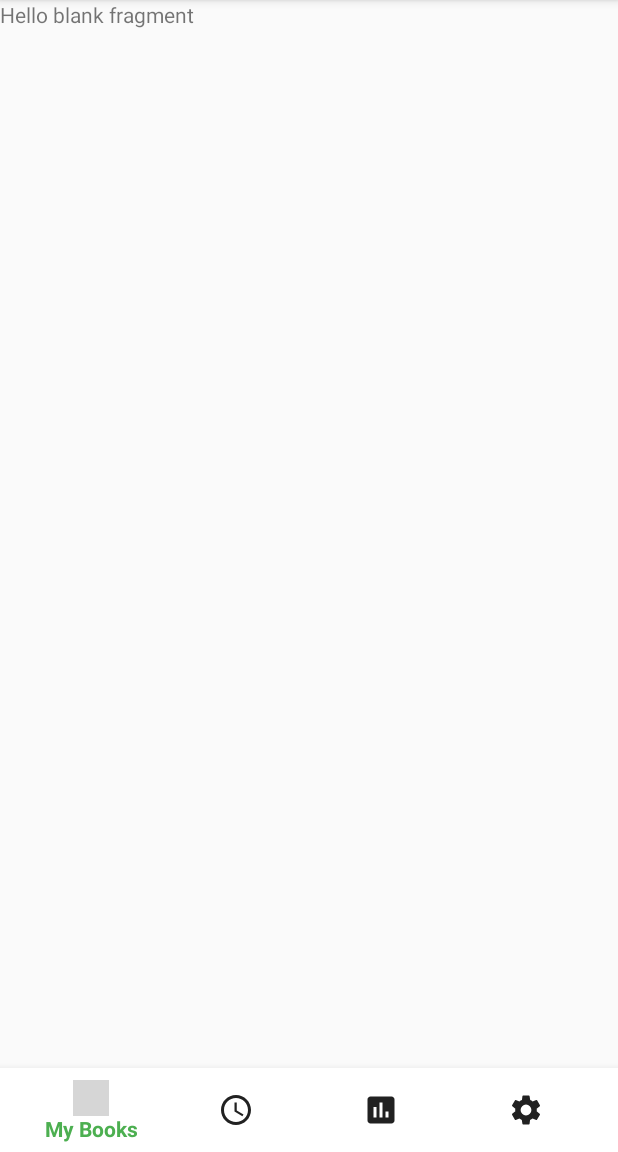
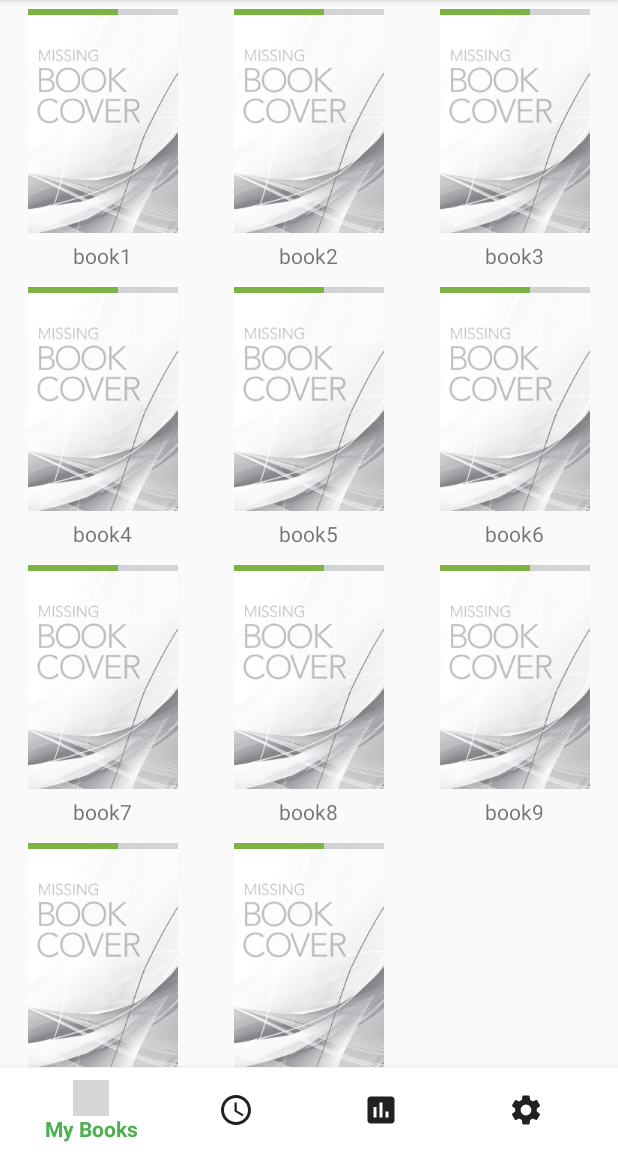
Before and after one commit to thangdepzai/BookM, an Android app: the screen it shows after launch (MainActivity), on a phone screen of 412 x 824 dp, the part 84-1236 px from its top. Run offline under Robolectric (Android 15) with nearby library versions, the phone set to English and light mode, and no system bars; grey boxes are pictures that could not be loaded.

Commit message:
add bookshelf view

```diff
--- a/app/build.gradle
+++ b/app/build.gradle
@@ -30,4 +30,5 @@ dependencies {
     androidTestImplementation 'androidx.test:runner:1.2.0'
     androidTestImplementation 'androidx.test.espresso:espresso-core:3.2.0'
     implementation 'com.android.support:design:28.0.0'
+    implementation 'androidx.recyclerview:recyclerview:1.1.0-beta01'
 }
--- /dev/null
+++ b/app/src/main/java/com/samsung/bookm/Adapter/BookAdapter.java
@@ -0,0 +1,66 @@
+package com.samsung.bookm.Adapter;
+
+import android.content.Context;
+import android.view.LayoutInflater;
+import android.view.View;
+import android.view.ViewGroup;
+import android.widget.ImageView;
+import android.widget.TextView;
+import android.widget.Toast;
+
+import androidx.annotation.NonNull;
+import androidx.recyclerview.widget.RecyclerView;
+
+import com.samsung.bookm.R;
+import com.samsung.bookm.model.Book;
+
+import java.util.ArrayList;
+
+public class BookAdapter extends RecyclerView.Adapter<BookAdapter.BookViewHolder> {
+
+    Context mContext;
+    ArrayList<Book> bookArr;
+
+    public BookAdapter(Context mContext, ArrayList<Book> bookArr) {
+        this.mContext = mContext;
+        this.bookArr = bookArr;
+    }
+
+    @NonNull
+    @Override
+    public BookViewHolder onCreateViewHolder(@NonNull ViewGroup parent, int i) {
+        LayoutInflater inflater = LayoutInflater.from(mContext);
+        View itemView = inflater.inflate(R.layout.book_item, parent, false);
+        return new BookViewHolder(itemView);
+    }
+
+    @NonNull
+
+    @Override
+    public void onBindViewHolder(@NonNull BookViewHolder bookViewHolder, int position) {
+        final Book book = bookArr.get(position);
+        bookViewHolder.imBookCover.setImageResource(R.mipmap.defbookcover);
+        bookViewHolder.tvBookName.setText(book.getName());
+        bookViewHolder.imBookCover.setOnClickListener(new View.OnClickListener() {
+            @Override
+            public void onClick(View view) {
+            }
+        });
+    }
+
+    @Override
+    public int getItemCount() {
+        return bookArr.size();
+    }
+
+    public class BookViewHolder extends RecyclerView.ViewHolder {
+        ImageView imBookCover;
+        TextView tvBookName;
+
+        public BookViewHolder(View itemView) {
+            super(itemView);
+            imBookCover = (ImageView) itemView.findViewById(R.id.book_cover);
+            tvBookName = (TextView) itemView.findViewById(R.id.book_name);
+        }
+    }
+}
--- a/app/src/main/java/com/samsung/bookm/Fragment/BookShelfFragment.java
+++ b/app/src/main/java/com/samsung/bookm/Fragment/BookShelfFragment.java
@@ -3,13 +3,21 @@ package com.samsung.bookm.Fragment;
 
 import android.os.Bundle;
 
+import androidx.annotation.NonNull;
+import androidx.annotation.Nullable;
 import androidx.fragment.app.Fragment;
+import androidx.recyclerview.widget.GridLayoutManager;
+import androidx.recyclerview.widget.RecyclerView;
 
 import android.view.LayoutInflater;
 import android.view.View;
 import android.view.ViewGroup;
 
+import com.samsung.bookm.Adapter.BookAdapter;
 import com.samsung.bookm.R;
+import com.samsung.bookm.model.Book;
+
+import java.util.ArrayList;
 
 /**
  * A simple {@link Fragment} subclass.
@@ -17,10 +25,19 @@ import com.samsung.bookm.R;
 public class BookShelfFragment extends Fragment {
 
 
+    RecyclerView mBookRecycler;
+    ArrayList<Book> listBooks;
+    BookAdapter adapter;
+
     public BookShelfFragment() {
         // Required empty public constructor
     }
 
+    @Override
+    public void onCreate(@Nullable Bundle savedInstanceState) {
+        super.onCreate(savedInstanceState);
+        listBooks = new ArrayList<>();
+    }
 
     @Override
     public View onCreateView(LayoutInflater inflater, ViewGroup container,
@@ -29,4 +46,30 @@ public class BookShelfFragment extends Fragment {
         return inflater.inflate(R.layout.fragment_book_shelf, container, false);
     }
 
+    @Override
+    public void onViewCreated(@NonNull View view, @Nullable Bundle savedInstanceState) {
+        super.onViewCreated(view, savedInstanceState);
+        mBookRecycler = (RecyclerView) view.findViewById(R.id.book_recycler);
+        GridLayoutManager gridLayoutManager = new GridLayoutManager(getContext(), 3);
+        mBookRecycler.setLayoutManager(gridLayoutManager);
+        listBooks = new ArrayList<Book>();
+        getData();
+        adapter = new BookAdapter(getActivity(), listBooks);
+        mBookRecycler.setAdapter(adapter);
+    }
+
+    void getData() {
+        listBooks.add(new Book("book1", "abc0", "abc"));
+        listBooks.add(new Book("book2", "abc0", "abc"));
+        listBooks.add(new Book("book3", "abc0", "abc"));
+        listBooks.add(new Book("book4", "abc0", "abc"));
+        listBooks.add(new Book("book5", "abc0", "abc"));
+        listBooks.add(new Book("book6", "abc0", "abc"));
+        listBooks.add(new Book("book7", "abc0", "abc"));
+        listBooks.add(new Book("book8", "abc0", "abc"));
+        listBooks.add(new Book("book9", "abc0", "abc"));
+        listBooks.add(new Book("book10", "abc0", "abc"));
+        listBooks.add(new Book("book11", "abc0", "abc"));
+    }
+
 }
--- /dev/null
+++ b/app/src/main/java/com/samsung/bookm/model/Book.java
@@ -0,0 +1,37 @@
+package com.samsung.bookm.model;
+
+public class Book {
+    private String name;
+    private String bookPath;
+    private String imgPath;
+
+    public Book(String name, String bookPath, String imgPath) {
+        this.name = name;
+        this.bookPath = bookPath;
+        this.imgPath = imgPath;
+    }
+
+    public String getName() {
+        return name;
+    }
+
+    public void setName(String name) {
+        this.name = name;
+    }
+
+    public String getBookPath() {
+        return bookPath;
+    }
+
+    public void setBookPath(String bookPath) {
+        this.bookPath = bookPath;
+    }
+
+    public String getImgPath() {
+        return imgPath;
+    }
+
+    public void setImgPath(String imgPath) {
+        this.imgPath = imgPath;
+    }
+}
--- /dev/null
+++ b/app/src/main/res/layout/book_item.xml
@@ -0,0 +1,32 @@
+<?xml version="1.0" encoding="utf-8"?>
+<RelativeLayout
+    xmlns:android="http://schemas.android.com/apk/res/android" android:layout_width="match_parent"
+    android:layout_height="wrap_content">
+
+    <ImageView
+        android:layout_marginTop="5dp"
+        android:id="@+id/book_cover"
+        android:src="@drawable/ic_book_black_24dp"
+        android:layout_centerHorizontal="true"
+        android:layout_width="100dp"
+        android:layout_height="150dp" />
+    <ProgressBar
+        android:layout_marginTop="5dp"
+        android:id="@+id/book_progress"
+        style="@style/Base.Widget.AppCompat.ProgressBar.Horizontal"
+        android:layout_centerHorizontal="true"
+        android:progress="6"
+        android:max="10"
+        android:layout_width="100dp"
+        android:layout_height="5dp" />
+    <TextView
+        android:id="@+id/book_name"
+        android:layout_centerHorizontal="true"
+        android:layout_below="@+id/book_cover"
+        android:layout_width="wrap_content"
+        android:maxWidth="100dp"
+        android:text="This is book's name"
+        android:layout_marginTop="5dp"
+        android:layout_marginBottom="5dp"
+        android:layout_height="wrap_content" />
+</RelativeLayout>
--- a/app/src/main/res/layout/fragment_book_shelf.xml
+++ b/app/src/main/res/layout/fragment_book_shelf.xml
@@ -1,14 +1,18 @@
 <?xml version="1.0" encoding="utf-8"?>
-<FrameLayout xmlns:android="http://schemas.android.com/apk/res/android"
-    xmlns:tools="http://schemas.android.com/tools"
-    android:layout_width="match_parent"
-    android:layout_height="match_parent"
-    tools:context=".Fragment.BookShelfFragment">
+<LinearLayout xmlns:android="http://schemas.android.com/apk/res/android"
+xmlns:tools="http://schemas.android.com/tools"
+android:layout_width="match_parent"
+android:layout_height="match_parent"
+android:rowCount="3"
+android:columnCount="3"
+tools:context=".Fragment.BookShelfFragment">
 
-    <!-- TODO: Update blank fragment layout -->
-    <TextView
+
+<!-- TODO: Update blank fragment layout -->
+    <androidx.recyclerview.widget.RecyclerView
+        android:id="@+id/book_recycler"
         android:layout_width="match_parent"
         android:layout_height="match_parent"
-        android:text="@string/hello_blank_fragment" />
+        android:scrollbars="vertical" />
 
-</FrameLayout>
+</LinearLayout>
```
Also changed, not shown: app/src/main/res/drawable/defbookcover.jpg (added), app/src/main/res/mipmap-xhdpi/defbookcover.jpg (added).
